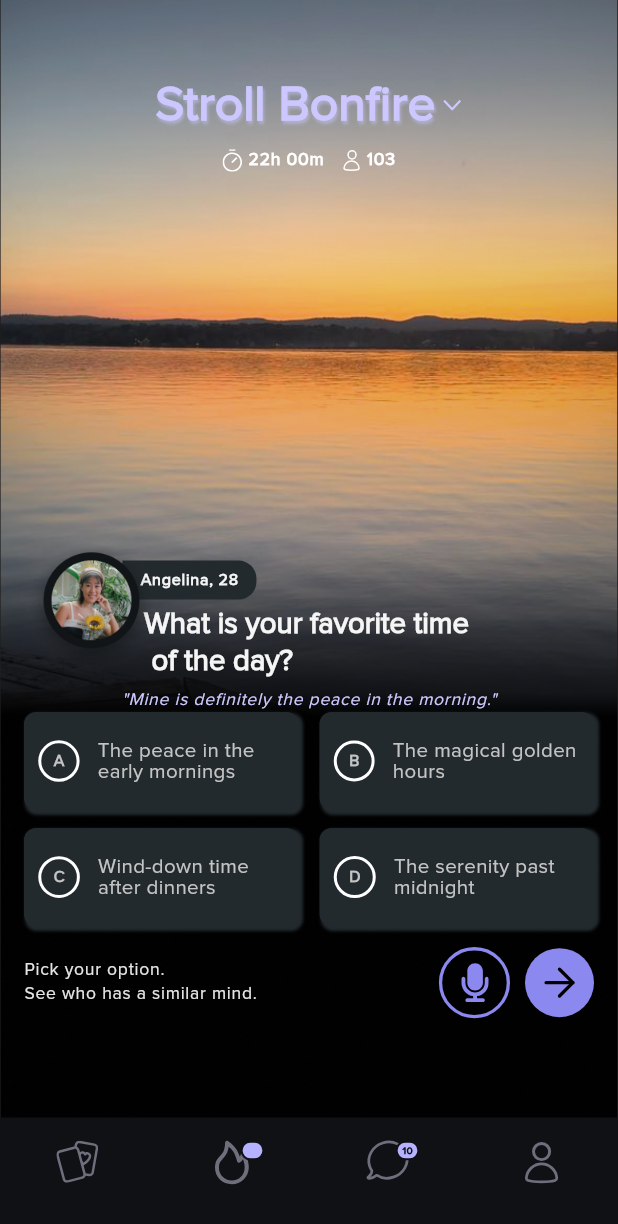
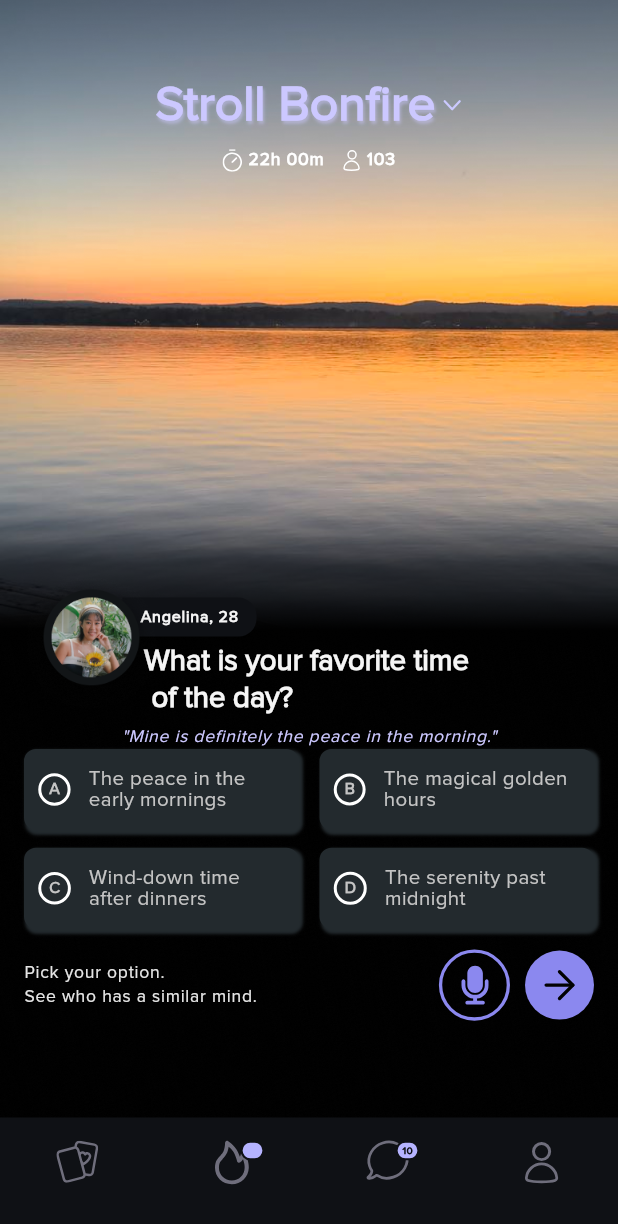
Before and after one commit to FuturetheCoder/stroll_bonfire, a Flutter app: the screen it shows after launch, on a phone screen of 412 x 824 dp. Shown: the top 1224 px of the screen. Run offline on Flutter 3.47's test engine with Material 3 defaults, Android fonts, the phone set to English and light mode, and no system bars; our stand-ins replace flutter_screenutil, flutter_svg, sizer; statements that could not run were skipped.

Commit message:
align UI flow

```diff
--- a/lib/feature/stroll_bonfire/screen/stroll_bonfire_screen.dart
+++ b/lib/feature/stroll_bonfire/screen/stroll_bonfire_screen.dart
@@ -22,7 +22,7 @@ class StrollBonfireScreenState extends State<StrollBonfireScreen> {
                 image: AssetImage(
                   AppImages.backgroundImage,
                 ),
-                fit: BoxFit.cover)),
+                fit: BoxFit.fill)),
         child: Column(
           children: [
             const SizedBox(height: 50), // For status bar padding
@@ -80,7 +80,7 @@ class StrollBonfireScreenState extends State<StrollBonfireScreen> {
                     ],
                   ),
 
-                  AppSpacer.H32,
+                  AppSpacer.H35,
                   SizedBox(
                     width: 200, // Adjust the size of the stack container
                     height: 70,
@@ -97,7 +97,7 @@ class StrollBonfireScreenState extends State<StrollBonfireScreen> {
                                 horizontal:
                                     12), // Add padding around the option
                             decoration: const BoxDecoration(
-                              color: AppColors.tabGrey,
+                              color: AppColors.blueBlack,
                               borderRadius: BorderRadius.only(
                                 bottomRight: Radius.circular(12),
                                 topRight: Radius.circular(12),
@@ -174,7 +174,7 @@ class StrollBonfireScreenState extends State<StrollBonfireScreen> {
                     crossAxisCount: 2,
                     crossAxisSpacing: 14,
                     mainAxisSpacing: 12,
-                    childAspectRatio: 2.8,
+                    childAspectRatio: 3.4,
                     children: [
                       _buildOption('A', 'The peace in the early mornings'),
                       _buildOption('B', 'The magical golden hours'),
@@ -250,9 +250,8 @@ class StrollBonfireScreenState extends State<StrollBonfireScreen> {
         });
       },
       child: Container(
-        padding: const EdgeInsets.symmetric(
-            horizontal: 8.0),
-             // Add padding around the option
+        padding: const EdgeInsets.symmetric(horizontal: 8.0),
+        // Add padding around the option
         decoration: BoxDecoration(
           color: AppColors.tabGrey,
           borderRadius: BorderRadius.circular(8),
@@ -273,7 +272,7 @@ class StrollBonfireScreenState extends State<StrollBonfireScreen> {
           children: [
             // Circle around the letter
             Container(
-              padding: const EdgeInsets.all(8),
+              padding: const EdgeInsets.all(5),
               decoration: BoxDecoration(
                 color: borderColor,
                 shape: BoxShape.circle,
--- a/lib/utils/spacer.dart
+++ b/lib/utils/spacer.dart
@@ -18,6 +18,8 @@ class AppSpacer {
   static final H40 = SizedBox(height: 40.h);
   static final H30 = SizedBox(height: 30.h);
   static final H32 = SizedBox(height: 32.h);
+  static final H34 = SizedBox(height: 34.h);
+  static final H35 = SizedBox(height: 35.h);
   static final H16 = SizedBox(height: 16.h);
   static final H25 = SizedBox(height: 25.h);
   static final H20 = SizedBox(height: 20.h);
```
Also changed, not shown: assets/images/background_img.png.
